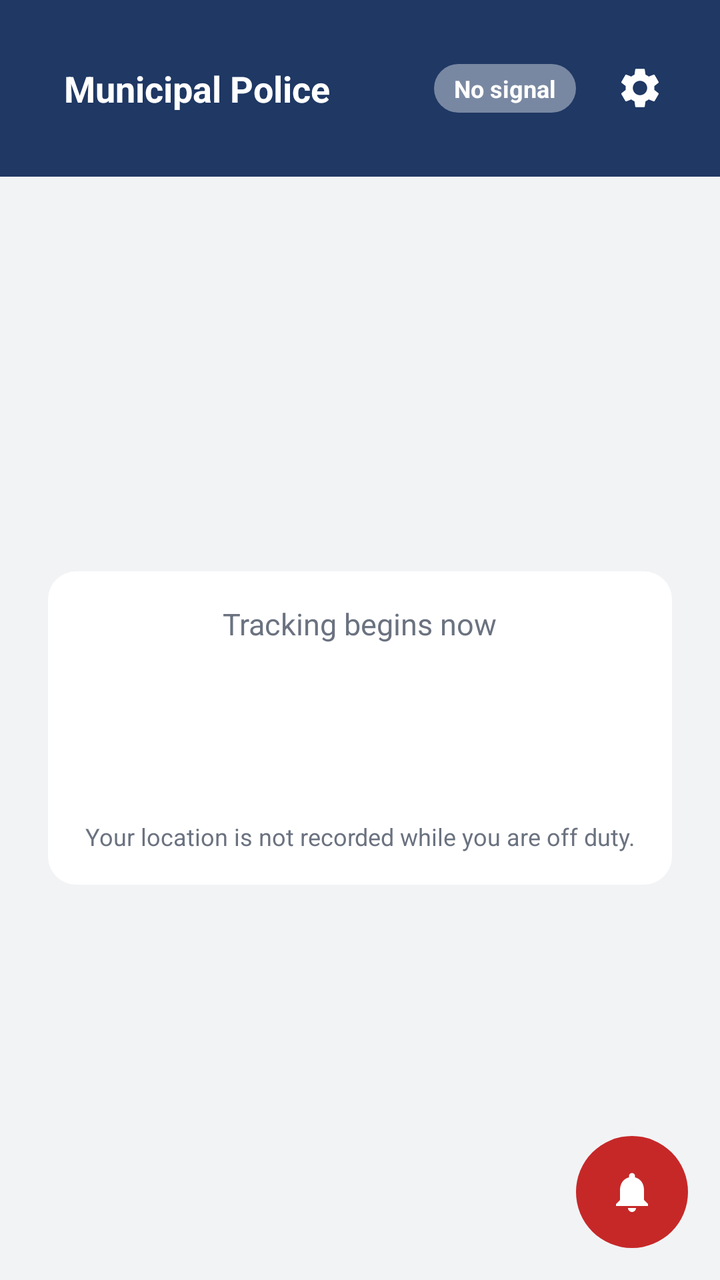
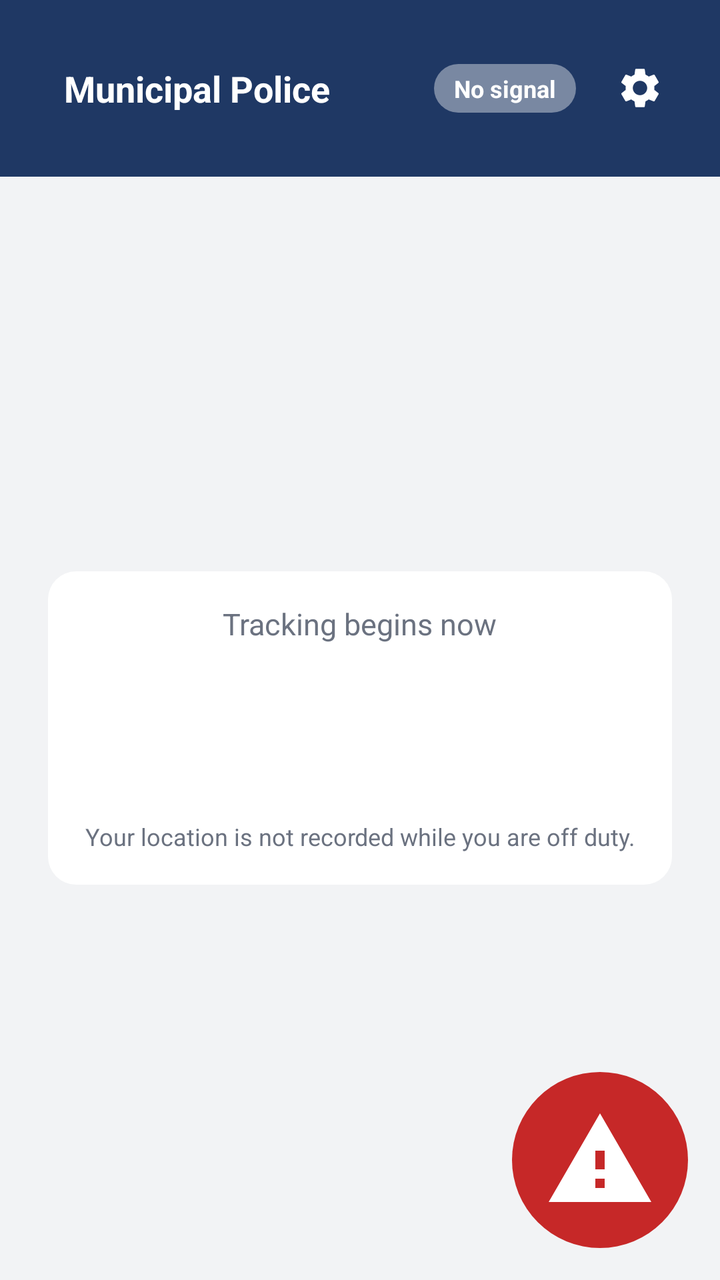

Before-and-after screenshots of an Android layout around one commit, followed by the original layout XML and the change that was made.
<!-- AndroidManifest.xml: activity theme Theme.OfficerApp.NoActionBar -->
<!-- res/layout/activity_shift.xml -->
<?xml version="1.0" encoding="utf-8"?>
<androidx.constraintlayout.widget.ConstraintLayout
    xmlns:android="http://schemas.android.com/apk/res/android"
    xmlns:app="http://schemas.android.com/apk/res-auto"
    android:layout_width="match_parent"
    android:layout_height="match_parent"
    android:background="@color/bg_canvas"
    android:fitsSystemWindows="true">

    <LinearLayout
        android:id="@+id/mainContent"
        android:layout_width="0dp"
        android:layout_height="0dp"
        android:orientation="vertical"
        app:layout_constraintBottom_toBottomOf="parent"
        app:layout_constraintEnd_toEndOf="parent"
        app:layout_constraintStart_toStartOf="parent"
        app:layout_constraintTop_toTopOf="parent">

        
        
        

        <LinearLayout
            style="@style/AppTopBar"
            android:layout_width="match_parent"
            android:layout_height="wrap_content"
            android:orientation="horizontal"
            android:gravity="center_vertical">

            <TextView
                android:id="@+id/tvTopBarTitle"
                style="@style/AppTopBar.Title"
                android:layout_width="0dp"
                android:layout_height="wrap_content"
                android:layout_weight="1"
                android:ellipsize="end"
                android:maxLines="1"
                android:text="@string/app_name" />

            <TextView
                android:id="@+id/tvStatusPill"
                style="@style/StatusPill"
                android:layout_width="wrap_content"
                android:layout_height="wrap_content"
                android:layout_marginEnd="@dimen/space_s"
                android:background="@drawable/pill_offline"
                android:text="@string/status_no_signal" />

            <ImageButton
                android:id="@+id/btnSettings"
                android:layout_width="@dimen/tap_target_min"
                android:layout_height="@dimen/tap_target_min"
                android:background="?attr/selectableItemBackgroundBorderless"
                android:contentDescription="@string/settings_title"
                android:src="@drawable/ic_settings" />

        </LinearLayout>


        
        
        

        <ViewFlipper
            android:id="@+id/flipper"
            android:layout_width="match_parent"
            android:layout_height="0dp"
            android:layout_weight="1"
            android:padding="@dimen/space_l">


            
            
            

            <LinearLayout
                android:layout_width="match_parent"
                android:layout_height="match_parent"
                android:orientation="vertical">

                <Space
                    android:layout_width="match_parent"
                    android:layout_height="0dp"
                    android:layout_weight="1" />

                <LinearLayout
                    style="@style/CardSurface"
                    android:layout_width="match_parent"
                    android:layout_height="wrap_content"
                    android:orientation="vertical"
                    android:gravity="center">

                    <TextView
                        android:layout_width="wrap_content"
                        android:layout_height="wrap_content"
                        android:layout_marginBottom="@dimen/space_m"
                        android:text="@string/shift_off_duty_subtitle"
                        android:textColor="@color/text_secondary"
                        android:textSize="@dimen/text_body" />

                    <Button
                        android:id="@+id/btnStartShift"
                        style="@style/Button.Success"
                        android:layout_width="match_parent"
                        android:layout_height="56dp"
                        android:text="@string/shift_start_button"
                        android:textSize="17sp" />

                    <TextView
                        android:layout_width="match_parent"
                        android:layout_height="wrap_content"
                        android:layout_marginTop="@dimen/space_m"
                        android:gravity="center"
                        android:text="@string/shift_off_duty_note"
                        android:textColor="@color/text_secondary"
                        android:textSize="@dimen/text_caption" />

                </LinearLayout>

                <Space
                    android:layout_width="match_parent"
                    android:layout_height="0dp"
                    android:layout_weight="1" />

            </LinearLayout>


            
            
            
            <View
                android:layout_width="0dp"
                android:layout_height="0dp"
                android:visibility="gone" />


            
            
            

            <LinearLayout
                android:layout_width="match_parent"
                android:layout_height="match_parent"
                android:orientation="vertical">

                <Space
                    android:layout_width="match_parent"
                    android:layout_height="0dp"
                    android:layout_weight="1" />


                <LinearLayout
                    android:layout_width="match_parent"
                    android:layout_height="wrap_content"
                    android:orientation="vertical"
                    android:gravity="center">

                    <ProgressBar
                        android:id="@+id/progressSyncing"
                        android:layout_width="48dp"
                        android:layout_height="48dp"
                        android:indeterminate="true"
                        android:indeterminateTint="@color/brand" />

                    <TextView
                        android:layout_width="wrap_content"
                        android:layout_height="wrap_content"
                        android:layout_marginTop="@dimen/space_l"
                        android:text="@string/shift_uploading_title"
                        android:textColor="@color/text_primary"
                        android:textStyle="bold"
                        android:textSize="@dimen/text_title" />

                    <TextView
                        android:id="@+id/tvSyncingDetail"
                        android:layout_width="match_parent"
                        android:layout_height="wrap_content"
                        android:layout_marginTop="@dimen/space_m"
                        android:gravity="center"
                        android:text="24 locations and 2 photos are being sent to dispatch."
                        android:textColor="@color/text_secondary"
                        android:textSize="@dimen/text_body" />

                </LinearLayout>


                <Space
                    android:layout_width="match_parent"
                    android:layout_height="0dp"
                    android:layout_weight="1" />

            </LinearLayout>

        </ViewFlipper>

    </LinearLayout>

    <ImageButton
        android:id="@+id/btnPanicCircle"
        android:layout_width="56dp"
        android:layout_height="56dp"
        android:layout_marginEnd="@dimen/space_m"
        android:layout_marginBottom="@dimen/space_m"
        android:background="@drawable/bg_panic_circle"
        android:src="@drawable/ic_bell"
        android:scaleType="centerInside"
        app:tint="@color/white"
        app:layout_constraintBottom_toBottomOf="parent"
        app:layout_constraintEnd_toEndOf="parent" />

</androidx.constraintlayout.widget.ConstraintLayout>
<!-- resources referenced by this layout -->
<resources>
  <color name="bg_canvas">#F2F3F5</color>
  <color name="brand">#1F3864</color>
  <color name="text_primary">#1C1E21</color>
  <color name="text_secondary">#6B7280</color>
  <color name="white">#FFFFFF</color>
  <dimen name="space_l">24dp</dimen>
  <dimen name="space_m">16dp</dimen>
  <dimen name="space_s">8dp</dimen>
  <dimen name="tap_target_min">48dp</dimen>
  <dimen name="text_body">15sp</dimen>
  <dimen name="text_caption">12sp</dimen>
  <dimen name="text_title">18sp</dimen>
  <!-- drawable bg_panic_circle (drawable) -->
  <?xml version="1.0" encoding="utf-8"?>
  <ripple xmlns:android="http://schemas.android.com/apk/res/android" android:color="#33FFFFFF">
      <item>
          <shape android:shape="oval">
              <solid android:color="@color/urgent_alert" />
          </shape>
      </item>
  </ripple>
  <!-- drawable ic_bell (drawable) -->
  <?xml version="1.0" encoding="utf-8"?>
  <vector xmlns:android="http://schemas.android.com/apk/res/android"
      android:width="24dp"
      android:height="24dp"
      android:viewportWidth="24"
      android:viewportHeight="24">
      <path
          android:fillColor="#FFFFFF"
          android:pathData="M12,22c1.1,0 2,-0.9 2,-2h-4c0,1.1 0.9,2 2,2zM18,16v-5c0,-3.07 -1.63,-5.64 -4.5,-6.32V4c0,-0.83 -0.67,-1.5 -1.5,-1.5s-1.5,0.67 -1.5,1.5v0.68C7.64,5.36 6,7.92 6,11v5l-2,2v1h16v-1l-2,-2z" />
  </vector>
  <!-- drawable pill_offline (drawable) -->
  <?xml version="1.0" encoding="utf-8"?>
  <shape xmlns:android="http://schemas.android.com/apk/res/android" android:shape="rectangle">
      <solid android:color="#66FFFFFF" />
      <corners android:radius="20dp" />
  </shape>
  <string name="app_name">Municipal Police</string>
  <string name="settings_title">Settings</string>
  <string name="shift_off_duty_note">Your location is not recorded while you are off duty.</string>
  <string name="shift_off_duty_subtitle">Tracking begins now</string>
  <string name="shift_start_button">Start shift</string>
  <string name="shift_uploading_title">Uploading saved work</string>
  <string name="status_no_signal">No signal</string>
  <style name="AppTopBar">
          <item name="android:background">@color/brand</item>
          <item name="android:paddingStart">@dimen/space_m</item>
          <item name="android:paddingEnd">@dimen/space_m</item>
          <item name="android:paddingTop">@dimen/space_m</item>
          <item name="android:paddingBottom">@dimen/space_m</item>
          <item name="android:minHeight">56dp</item>
      </style>
  <style name="AppTopBar.Title">
          <item name="android:textColor">@color/text_on_brand</item>
          <item name="android:textSize">@dimen/text_title</item>
          <item name="android:textStyle">bold</item>
      </style>
  <style name="Button.Success" parent="Button.Primary">
          <item name="backgroundTint">@color/active_ok</item>
      </style>
  <style name="CardSurface">
          <item name="android:background">@drawable/bg_card</item>
          <item name="android:padding">@dimen/space_m</item>
      </style>
  <style name="Theme.OfficerApp.NoActionBar" parent="Theme.OfficerApp" />
  <color name="urgent_alert">#C62828</color>
  <color name="text_on_brand">#FFFFFF</color>
  <color name="active_ok">#2E7D32</color>
  <!-- drawable bg_card (drawable) -->
  <?xml version="1.0" encoding="utf-8"?>
  <shape xmlns:android="http://schemas.android.com/apk/res/android" android:shape="rectangle">
      <solid android:color="@color/bg_card" />
      <corners android:radius="14dp" />
  </shape>
  <dimen name="text_button">15sp</dimen>
  <dimen name="corner_radius_button">10dp</dimen>
  <color name="bg_card">#FFFFFF</color>
  <color name="brand_dark">#16294B</color>
  <color name="accent">#2E5496</color>
  <!-- unchanged entries left out for length: 4 -->
</resources>

<!-- the commit's change to res/layout/activity_shift.xml (unified diff, before → after) -->
@@ -198,13 +198,14 @@
 
     <ImageButton
         android:id="@+id/btnPanicCircle"
-        android:layout_width="56dp"
-        android:layout_height="56dp"
+        android:layout_width="88dp"
+        android:layout_height="88dp"
         android:layout_marginEnd="@dimen/space_m"
         android:layout_marginBottom="@dimen/space_m"
         android:background="@drawable/bg_panic_circle"
-        android:src="@drawable/ic_bell"
-        android:scaleType="centerInside"
+        android:src="@drawable/ic_warning"
+        android:scaleType="fitCenter"
+        android:padding="16dp"
         app:tint="@color/white"
         app:layout_constraintBottom_toBottomOf="parent"
         app:layout_constraintEnd_toEndOf="parent" />
<!-- resource entries referenced after the edit -->
@@ -21,7 +21,7 @@
           </shape>
       </item>
   </ripple>
-  <!-- drawable ic_bell (drawable) -->
+  <!-- drawable ic_warning (drawable) -->
   <?xml version="1.0" encoding="utf-8"?>
   <vector xmlns:android="http://schemas.android.com/apk/res/android"
       android:width="24dp"
@@ -30,7 +30,7 @@
       android:viewportHeight="24">
       <path
           android:fillColor="#FFFFFF"
-          android:pathData="M12,22c1.1,0 2,-0.9 2,-2h-4c0,1.1 0.9,2 2,2zM18,16v-5c0,-3.07 -1.63,-5.64 -4.5,-6.32V4c0,-0.83 -0.67,-1.5 -1.5,-1.5s-1.5,0.67 -1.5,1.5v0.68C7.64,5.36 6,7.92 6,11v5l-2,2v1h16v-1l-2,-2z" />
+          android:pathData="M1,21h22L12,2 1,21zM13,18h-2v-2h2v2zM13,14h-2v-4h2v4z" />
   </vector>
   <!-- drawable pill_offline (drawable) -->
   <?xml version="1.0" encoding="utf-8"?>
